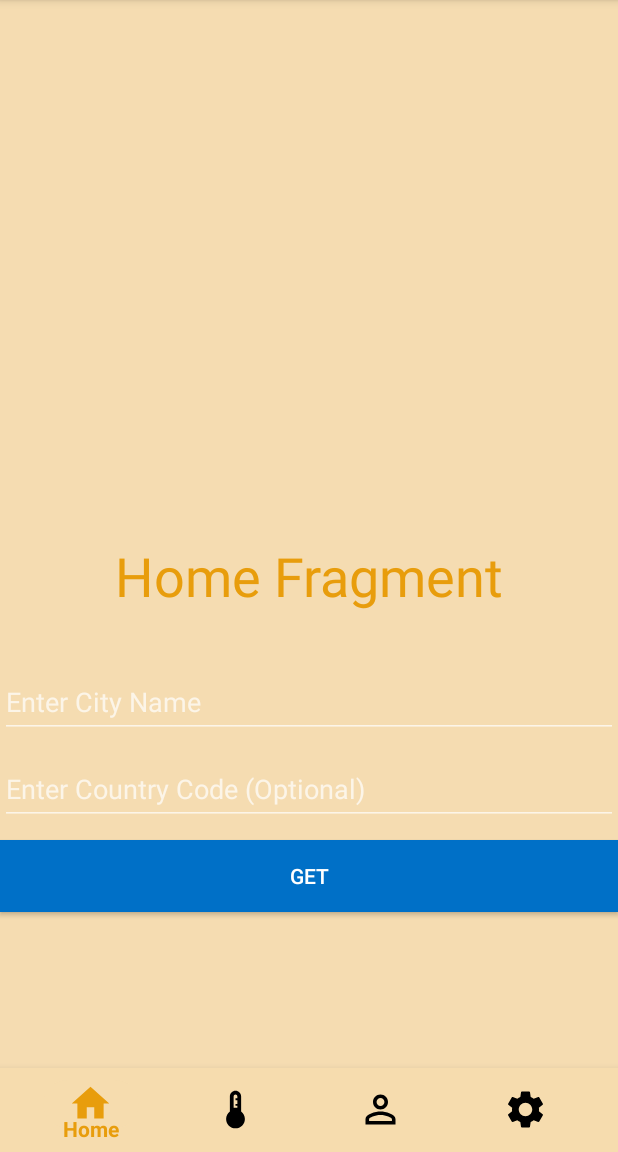
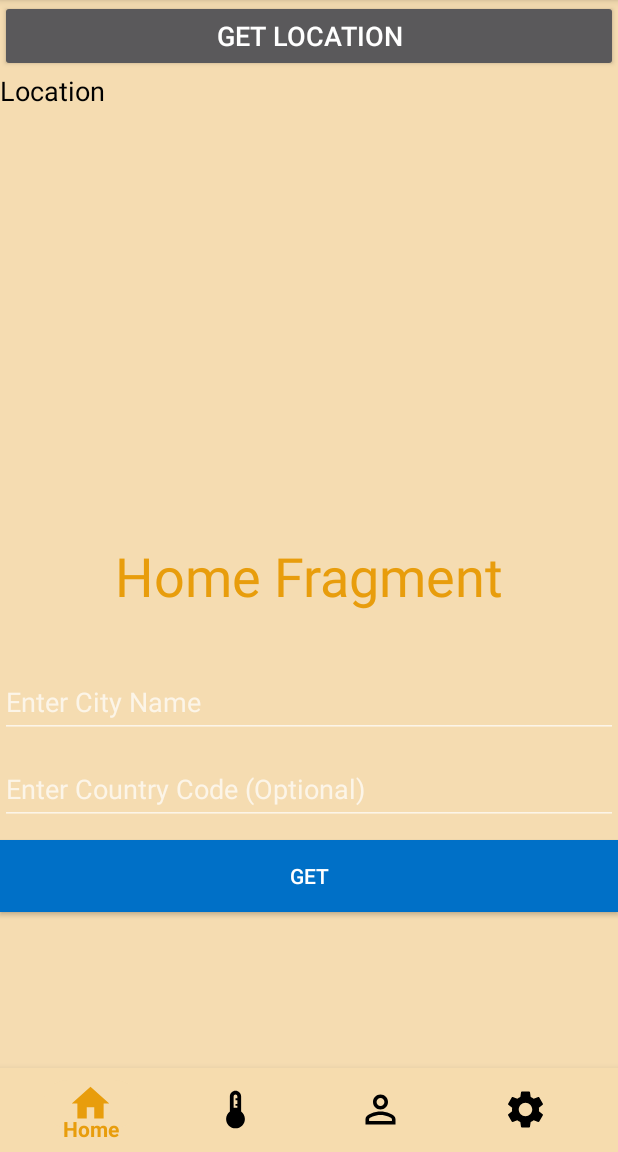
Before and after one commit to filiporcz/WTWear, an Android app built with Jetpack Compose: the screen it shows after launch (MainActivity), on a phone screen of 412 x 824 dp, the part 84-1236 px from its top. Run offline under Robolectric (Android 15) with nearby library versions, the phone set to English and light mode, and no system bars; our stand-ins replace Volley.

Commit message:
Fetch Location Implemented

```diff
--- a/app/build.gradle
+++ b/app/build.gradle
@@ -39,6 +39,7 @@ android {
 
     buildFeatures {
         compose true
+        viewBinding true
     }
 
     composeOptions {
@@ -74,6 +75,7 @@ dependencies {
     implementation("io.github.jan-tennert.supabase:postgrest-kt:2.0.0")
     implementation("io.ktor:ktor-client-cio:2.3.3")
     implementation("org.jetbrains.kotlinx:kotlinx-serialization-json:1.6.1")
+    implementation 'com.google.android.gms:play-services-location:21.0.1'
     testImplementation 'junit:junit:4.13.2'
     androidTestImplementation 'androidx.test.ext:junit:1.1.5'
     androidTestImplementation 'androidx.test.espresso:espresso-core:3.5.1'
@@ -81,4 +83,5 @@ dependencies {
     androidTestImplementation 'androidx.compose.ui:ui-test-junit4'
     debugImplementation 'androidx.compose.ui:ui-tooling'
     debugImplementation 'androidx.compose.ui:ui-test-manifest'
+    implementation 'com.google.android.gms:play-services-location:21.0.1'
 }
--- a/app/src/main/AndroidManifest.xml
+++ b/app/src/main/AndroidManifest.xml
@@ -3,6 +3,8 @@
     xmlns:tools="http://schemas.android.com/tools">
 
     <uses-permission android:name="android.permission.INTERNET" />
+    <uses-permission android:name="android.permission.ACCESS_COARSE_LOCATION" />
+    <uses-permission android:name="android.permission.ACCESS_FINE_LOCATION" />
 
     <application
         android:allowBackup="true"
--- a/app/src/main/java/com/example/wtwear/MainActivity.kt
+++ b/app/src/main/java/com/example/wtwear/MainActivity.kt
@@ -13,6 +13,7 @@
     import com.android.volley.RequestQueue
     import com.android.volley.toolbox.StringRequest
     import com.android.volley.toolbox.Volley
+    import com.example.wtwear.databinding.ActivityMainBinding
     import com.google.android.material.bottomnavigation.BottomNavigationView
     import org.json.JSONArray
     import org.json.JSONException
@@ -20,6 +21,22 @@
     import java.text.DecimalFormat
     import io.github.jan.supabase.createSupabaseClient
     import io.github.jan.supabase.postgrest.Postgrest
+    import android.Manifest
+    import android.annotation.SuppressLint
+    import android.content.pm.PackageManager
+    import android.location.LocationManager
+    import android.widget.Button
+    import androidx.activity.result.contract.ActivityResultContracts
+    import androidx.core.app.ActivityCompat
+    import com.google.android.gms.common.api.ResolvableApiException
+    import com.google.android.gms.location.LocationRequest
+    import com.google.android.gms.location.LocationSettingsRequest
+    import com.google.android.gms.location.Priority
+    import com.google.android.gms.tasks.CancellationTokenSource
+    import com.google.android.gms.location.FusedLocationProviderClient
+    import com.google.android.gms.location.LocationServices
+
+
 
 
 
@@ -39,6 +56,9 @@
         private val appid = "32e60a591b19acc174f0c20a4610964f"
         private val df = DecimalFormat("#.##")
 
+        private lateinit var fusedLocationProviderClient: FusedLocationProviderClient
+        private lateinit var tvLocation: TextView
+
         private lateinit var bottomNavigationView: BottomNavigationView
 
         override fun onCreate(savedInstanceState: Bundle?) {
@@ -48,10 +68,20 @@
             Handler().postDelayed({
                 showMainLayout()
             }, 3000) // 3000 milliseconds (3 seconds)
+
+            fusedLocationProviderClient = LocationServices.getFusedLocationProviderClient(this)
         }
 
         private fun showMainLayout() {
             setContentView(R.layout.activity_main)
+
+            tvLocation = findViewById(R.id.tvLocation)
+
+            val btnGetLocation = findViewById<Button>(R.id.btn_get_location)
+            btnGetLocation.setOnClickListener {
+                fetchLocation()
+            }
+
             etCity = findViewById(R.id.etCity)
             etCountry = findViewById(R.id.etCountry)
             tvResult = findViewById(R.id.tvResult)
@@ -84,6 +114,27 @@
 
         private fun replaceFragment(fragment: Fragment){
             supportFragmentManager.beginTransaction().replace(R.id.frame_layout, fragment).commit()
+        }
+
+        private fun fetchLocation() {
+            val task = fusedLocationProviderClient.lastLocation
+            if (ActivityCompat.checkSelfPermission(
+                    this,
+                    Manifest.permission.ACCESS_FINE_LOCATION
+                ) != PackageManager.PERMISSION_GRANTED && ActivityCompat.checkSelfPermission(
+                    this,
+                    Manifest.permission.ACCESS_COARSE_LOCATION
+                ) != PackageManager.PERMISSION_GRANTED
+            ) {
+                ActivityCompat.requestPermissions(this, arrayOf(Manifest.permission.ACCESS_FINE_LOCATION), 101)
+                return
+            }
+            task.addOnSuccessListener {
+                if (it != null) {
+                    val locationText = "Latitude: ${it.latitude}, Longitude: ${it.longitude}"
+                    tvLocation.text = locationText
+                }
+            }
         }
 
         fun getWeatherDetails(view: View) {
--- a/app/src/main/res/layout/activity_main.xml
+++ b/app/src/main/res/layout/activity_main.xml
@@ -23,6 +23,21 @@
             android:layout_height="match_parent"
             android:gravity="center"
             android:orientation="vertical">
+
+            <Button
+                android:id="@+id/btn_get_location"
+                android:layout_width="match_parent"
+                android:layout_height="wrap_content"
+                android:text="Get Location"
+                android:textSize="18sp"/>
+
+            <TextView
+                android:id="@+id/tvLocation"
+                android:layout_width="match_parent"
+                android:layout_height="wrap_content"
+                android:text="Location"
+                android:textSize="18sp"
+                android:textColor="@android:color/black"/>
 
             <View
                 android:layout_width="match_parent"
```
